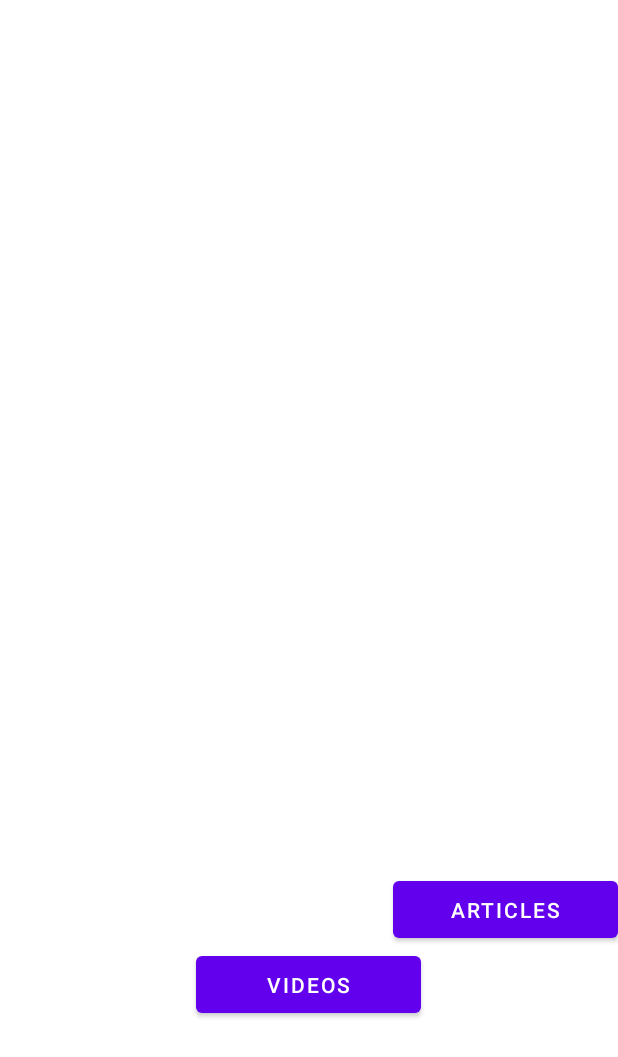
After one commit to BeskarBaddie/ECDapp_2023, an Android app: the layout activity_dashboard.xml on its own in the app's theme, with its tools: preview values and no code run, on a phone screen of 412 x 824 dp. The commit adds this screen. Shown: the top 1057 px of the screen. Run offline under Robolectric (Android 15) with nearby library versions, the phone set to English and light mode, and no system bars.

Commit message:
Dashboard now navigates you to the vides

```diff
--- a/app/src/main/java/com/honours/ecd_2023/Member.java
+++ b/app/src/main/java/com/honours/ecd_2023/Video.java
@@ -1,12 +1,12 @@
 package com.honours.ecd_2023;
 
-public class Member {
+public class Video {
 
     private String name;
     private String Videourl;
     private String search;
 
-    public Member(){
+    public Video(){
 
 
     }
--- /dev/null
+++ b/app/src/main/res/layout/activity_dashboard.xml
@@ -0,0 +1,47 @@
+<?xml version="1.0" encoding="utf-8"?>
+<androidx.constraintlayout.widget.ConstraintLayout xmlns:android="http://schemas.android.com/apk/res/android"
+    xmlns:app="http://schemas.android.com/apk/res-auto"
+    xmlns:tools="http://schemas.android.com/tools"
+    android:layout_width="match_parent"
+    android:layout_height="match_parent"
+    tools:context=".Dashboard">
+
+
+    <Button
+        android:id="@+id/buttonVideos"
+        android:layout_width="150dp"
+        android:layout_height="50dp"
+        android:layout_weight="1"
+        android:width="79dp"
+
+
+        android:text="Videos"
+        app:layout_constraintBottom_toBottomOf="parent"
+        app:layout_constraintEnd_toEndOf="parent"
+        app:layout_constraintHorizontal_bias="0.498"
+        app:layout_constraintStart_toStartOf="parent"
+        app:layout_constraintTop_toTopOf="parent"
+        app:layout_constraintVertical_bias="0.816" />
+
+    <Button
+        android:id="@+id/buttonArticles"
+        android:layout_width="150dp"
+        android:layout_height="50dp"
+        android:layout_weight="1"
+        android:width="79dp"
+
+
+        android:text="Articles"
+        app:layout_constraintBottom_toTopOf="@+id/buttonVideos"
+        app:layout_constraintEnd_toEndOf="parent"
+        app:layout_constraintHorizontal_bias="0.501"
+
+        app:layout_constraintVertical_bias="0.441" />
+
+    <androidx.recyclerview.widget.RecyclerView
+        android:layout_width="match_parent"
+        android:layout_height="wrap_content"
+        app:layout_constraintTop_toTopOf="parent"
+        android:id="@+id/video_widget"/>
+
+</androidx.constraintlayout.widget.ConstraintLayout>
--- a/app/src/main/res/layout/activity_main.xml
+++ b/app/src/main/res/layout/activity_video_content.xml
@@ -6,7 +6,7 @@
     android:layout_margin="10dp"
     android:orientation="vertical"
     android:layout_height="match_parent"
-    tools:context=".MainActivity">
+    tools:context=".VideoContent">
 
    <VideoView
        android:layout_width="match_parent"
--- a/app/src/main/res/layout/item.xml
+++ b/app/src/main/res/layout/item.xml
@@ -1,7 +1,7 @@
 <?xml version="1.0" encoding="utf-8"?>
 <androidx.cardview.widget.CardView xmlns:android="http://schemas.android.com/apk/res/android"
     android:layout_width="match_parent"
-    android:layout_height="match_parent"
+    android:layout_height="230dp"
     xmlns:app="http://schemas.android.com/apk/res-auto"
     app:cardUseCompatPadding="true"
     app:cardCornerRadius="2dp">
```
Also changed, not shown: app/src/main/AndroidManifest.xml (+7 -1 lines), app/src/main/java/com/honours/ecd_2023/Articles.java (added, +14 -0 lines), app/src/main/java/com/honours/ecd_2023/Dashboard.java (added, +69 -0 lines), app/src/main/java/com/honours/ecd_2023/ShowVideo.java (+4 -5 lines), app/src/main/java/com/honours/ecd_2023/VideoContent.java (renamed from app/src/main/java/com/honours/ecd_2023/MainActivity.java, +11 -12 lines), app/src/main/java/com/honours/ecd_2023/ViewHolder.java (+1 -12 lines), app/src/main/res/layout/activity_articles.xml (added, +9 -0 lines).
